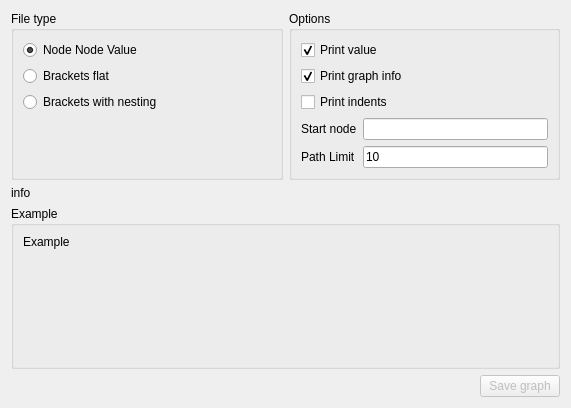
This is gui/SaveGraphForm.ui in Savelyev-Aleksey/Compact-graph as Qt 5 draws it before an edit. The edited form follows.
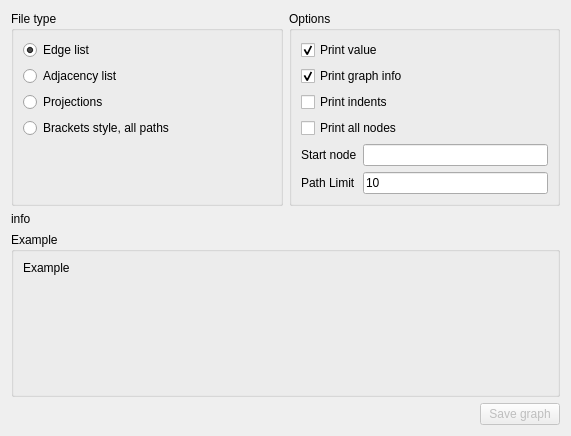
This is the edited form.

Commit message: Refactor save form code. Move validate code for each format in separate functions.

Patch:
```diff
--- a/gui/SaveGraphForm.ui
+++ b/gui/SaveGraphForm.ui
@@ -7,7 +7,7 @@
     <x>0</x>
     <y>0</y>
     <width>571</width>
-    <height>408</height>
+    <height>436</height>
    </rect>
   </property>
   <property name="windowTitle">
@@ -31,7 +31,7 @@
         <item>
          <widget class="QRadioButton" name="nodeNodeValueRadio">
           <property name="text">
-           <string>Node Node Value</string>
+           <string>Edge list</string>
           </property>
           <property name="checked">
            <bool>true</bool>
@@ -41,14 +41,21 @@
         <item>
          <widget class="QRadioButton" name="bracketsFlatRadio">
           <property name="text">
-           <string>Brackets flat</string>
+           <string>Adjacency list</string>
+          </property>
+         </widget>
+        </item>
+        <item>
+         <widget class="QRadioButton" name="projectionRadio">
+          <property name="text">
+           <string>Projections</string>
           </property>
          </widget>
         </item>
         <item>
          <widget class="QRadioButton" name="bracketsNestedRadio">
           <property name="text">
-           <string>Brackets with nesting</string>
+           <string>Brackets style, all paths</string>
           </property>
          </widget>
         </item>
@@ -163,6 +170,13 @@
           </property>
          </widget>
         </item>
+        <item>
+         <widget class="QCheckBox" name="printAllNodesCheck">
+          <property name="text">
+           <string>Print all nodes</string>
+          </property>
+         </widget>
+        </item>
         <item>
          <layout class="QFormLayout" name="formLayout">
           <item row="0" column="0">
```
The commit also changes 3 other files.
